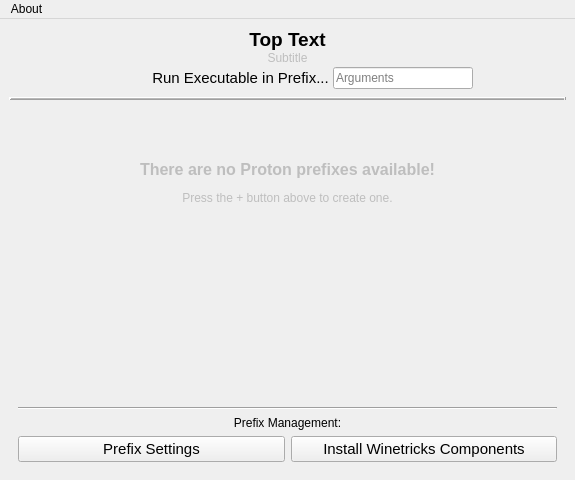
Before: the Qt Designer form src/neromanager.ui in keenanweaver/Nero-umu, drawn with Qt 5.
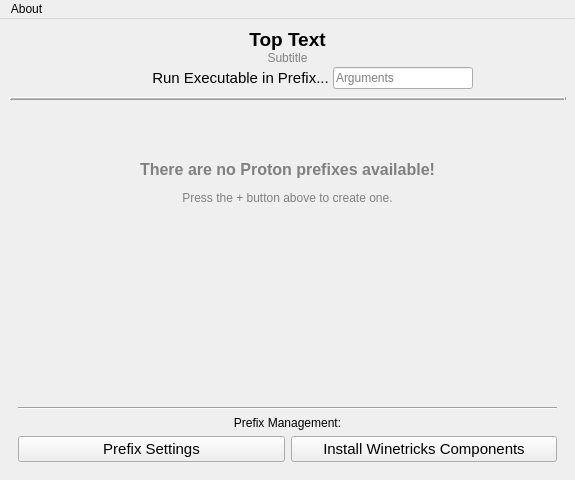
After: the same form once the commit is applied. Icons and pictures are not drawn.

```diff
--- a/src/neromanager.ui
+++ b/src/neromanager.ui
@@ -72,7 +72,7 @@
         <item>
          <widget class="QLabel" name="topSubtitle">
           <property name="enabled">
-           <bool>false</bool>
+           <bool>true</bool>
           </property>
           <property name="sizePolicy">
            <sizepolicy hsizetype="Expanding" vsizetype="Preferred">
@@ -85,6 +85,9 @@
             <pointsize>9</pointsize>
            </font>
           </property>
+          <property name="styleSheet">
+           <string notr="true">color: gray</string>
+          </property>
           <property name="text">
            <string>Subtitle</string>
           </property>
@@ -261,7 +264,10 @@
         <item>
          <widget class="QLabel" name="missingPrefixesLabel">
           <property name="enabled">
-           <bool>false</bool>
+           <bool>true</bool>
+          </property>
+          <property name="styleSheet">
+           <string notr="true">color: gray</string>
           </property>
           <property name="text">
            <string>&lt;html&gt;&lt;head/&gt;&lt;body&gt;&lt;p&gt;&lt;span style=&quot; font-size:12pt; font-weight:700;&quot;&gt;There are no Proton prefixes available!&lt;/span&gt;&lt;/p&gt;&lt;p&gt;Press the + button above to create one.&lt;/p&gt;&lt;/body&gt;&lt;/html&gt;</string>
```
